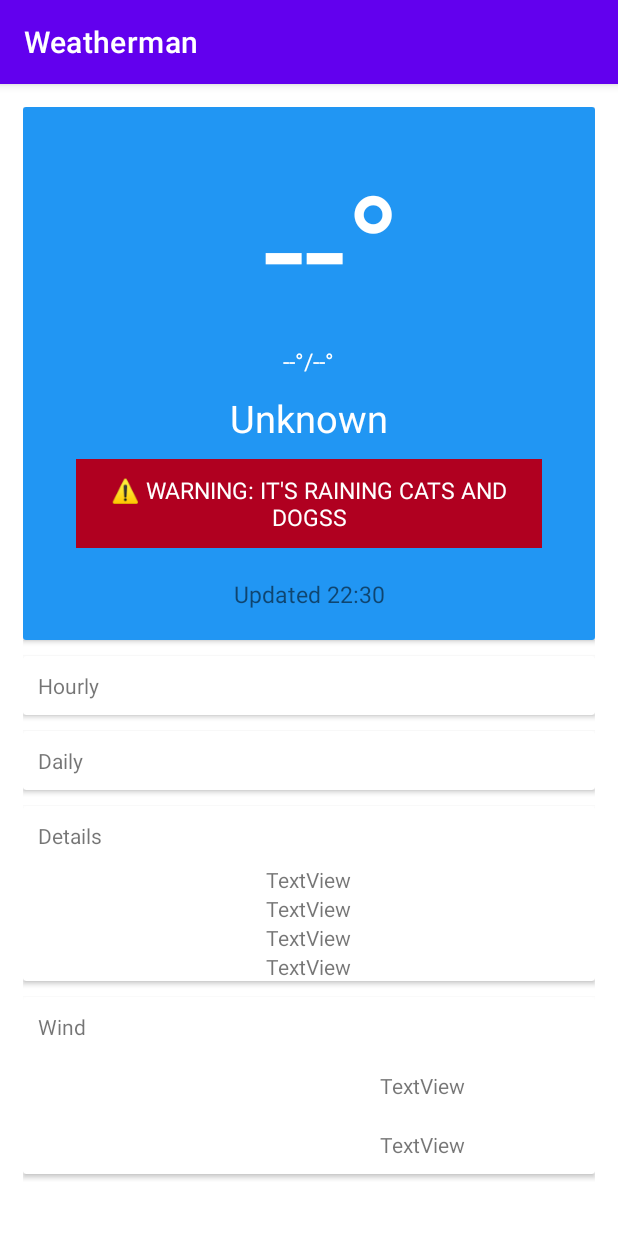
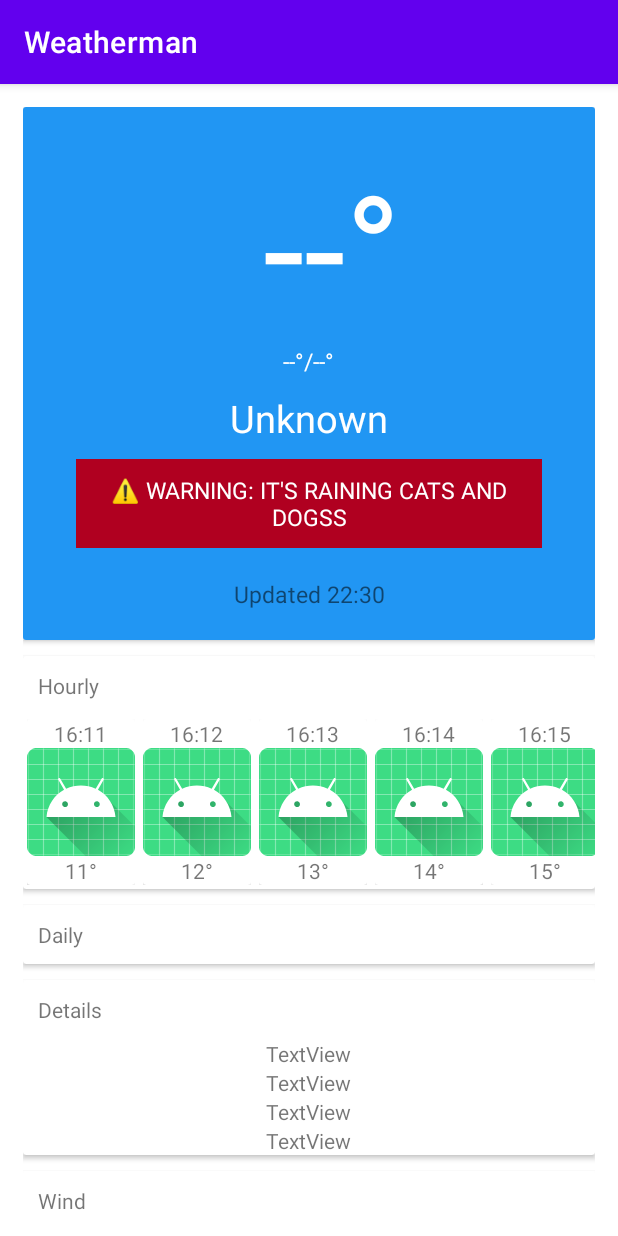
Before and after one commit to tunalad/weatherman, an Android app: the screen it shows after launch (MainActivity), on a phone screen of 412 x 824 dp. Run offline under Robolectric (Android 15) with nearby library versions, the phone set to English and light mode, and no system bars.

Commit message:
Setup horizontal RecycleView adapter

```diff
--- a/app/src/main/java/com/example/weatherman/MainActivity.java
+++ b/app/src/main/java/com/example/weatherman/MainActivity.java
@@ -1,6 +1,8 @@
 package com.example.weatherman;
 
 import androidx.appcompat.app.AppCompatActivity;
+import androidx.recyclerview.widget.LinearLayoutManager;
+import androidx.recyclerview.widget.RecyclerView;
 import androidx.swiperefreshlayout.widget.SwipeRefreshLayout;
 
 import android.os.Bundle;
@@ -10,11 +12,27 @@ public class MainActivity extends AppCompatActivity {
 
     SwipeRefreshLayout swipeRefreshLayout;
 
+    String wttr_hourly_temp[], wttr_hourly_time[];
+
+    RecyclerView rcv_hourly;
+
     @Override
     protected void onCreate(Bundle savedInstanceState) {
         super.onCreate(savedInstanceState);
         setContentView(R.layout.activity_main);
 
+        rcv_hourly = findViewById(R.id.rcv_hourly);
+
+        wttr_hourly_temp = getResources().getStringArray(R.array.wttr_hourly_temp);
+        wttr_hourly_time = getResources().getStringArray(R.array.wttr_hourly_time);
+
+        WeatherItem wttr_hourly = new WeatherItem(this, wttr_hourly_time, wttr_hourly_temp);
+
+        rcv_hourly.setAdapter(wttr_hourly);
+        rcv_hourly.setLayoutManager(new LinearLayoutManager(this, LinearLayoutManager.HORIZONTAL, false));
+
+
+        /* SWIPE REFRESH */
         swipeRefreshLayout = findViewById(R.id.swipeRefreshLayout);
         swipeRefreshLayout.setOnRefreshListener(new SwipeRefreshLayout.OnRefreshListener() {
             @Override
--- /dev/null
+++ b/app/src/main/java/com/example/weatherman/WeatherItem.java
@@ -0,0 +1,52 @@
+package com.example.weatherman;
+
+import android.content.Context;
+import android.view.LayoutInflater;
+import android.view.View;
+import android.view.ViewGroup;
+import android.widget.TextView;
+
+import androidx.annotation.NonNull;
+import androidx.recyclerview.widget.RecyclerView;
+
+public class WeatherItem extends RecyclerView.Adapter<WeatherItem.ViewHolder> {
+
+    Context c;
+    String data_time[];
+    String data_temp[];
+
+    public WeatherItem(Context context, String wttr_time[], String wttr_temp[]){
+        c = context;
+        data_time = wttr_time;
+        data_temp = wttr_temp;
+    }
+
+    @NonNull
+    @Override
+    public ViewHolder onCreateViewHolder(@NonNull ViewGroup parent, int viewType) {
+        LayoutInflater inflater = LayoutInflater.from(c);
+        View view = inflater.inflate(R.layout.rcv_wttr_item, parent, false);
+        return new ViewHolder(view);
+    }
+
+    @Override
+    public void onBindViewHolder(@NonNull ViewHolder holder, int position) {
+        holder.txt_wttr_time.setText(data_time[position]);
+        holder.txt_wttr_temp.setText(data_temp[position]);
+    }
+
+    @Override
+    public int getItemCount() {
+        return data_temp.length;
+    }
+
+    public class ViewHolder extends RecyclerView.ViewHolder{
+        TextView txt_wttr_time, txt_wttr_temp;
+
+        public ViewHolder(@NonNull View itemView) {
+            super(itemView);
+            txt_wttr_temp = itemView.findViewById(R.id.txt_wttr_temp);
+            txt_wttr_time = itemView.findViewById(R.id.txt_wttr_time);
+        }
+    }
+}
--- a/app/src/main/res/layout/activity_main.xml
+++ b/app/src/main/res/layout/activity_main.xml
@@ -262,14 +262,12 @@
                 <RelativeLayout
                     android:layout_width="match_parent"
                     android:layout_height="match_parent">
-
                     <TextView
                         android:id="@+id/txt_wind"
                         android:layout_width="wrap_content"
                         android:layout_height="wrap_content"
                         android:padding="10sp"
                         android:text="Wind" />
-
                     <LinearLayout
                         android:layout_width="match_parent"
                         android:layout_height="match_parent"
@@ -299,16 +297,15 @@
                                 android:id="@+id/txt_direction"
                                 android:layout_width="wrap_content"
                                 android:layout_height="wrap_content"
-                                android:padding="10sp"
+                                android:padding="5sp"
                                 android:text="TextView"
                                 android:visibility="visible" />
-
                             <TextView
                                 android:id="@+id/txt_speed"
                                 android:layout_width="wrap_content"
                                 android:layout_height="wrap_content"
-                                android:padding="10sp"
                                 android:layout_below="@id/txt_direction"
+                                android:padding="5sp"
                                 android:text="TextView" />
                         </RelativeLayout>
                     </LinearLayout>
--- /dev/null
+++ b/app/src/main/res/layout/rcv_wttr_item.xml
@@ -0,0 +1,39 @@
+<?xml version="1.0" encoding="utf-8"?>
+<RelativeLayout xmlns:android="http://schemas.android.com/apk/res/android"
+    xmlns:app="http://schemas.android.com/apk/res-auto"
+    android:layout_width="wrap_content"
+    android:layout_height="wrap_content"
+    android:padding="2.5sp">
+
+    <androidx.cardview.widget.CardView
+        android:layout_width="wrap_content"
+        android:layout_height="wrap_content">
+
+        <RelativeLayout
+            android:layout_width="wrap_content"
+            android:layout_height="match_parent">
+
+            <TextView
+                android:id="@+id/txt_wttr_time"
+                android:layout_width="wrap_content"
+                android:layout_height="wrap_content"
+                android:layout_centerHorizontal="true"
+                android:text="xx:xx" />
+
+            <TextView
+                android:id="@+id/txt_wttr_temp"
+                android:layout_width="wrap_content"
+                android:layout_height="wrap_content"
+                android:layout_below="@id/icon_wttr"
+                android:layout_centerHorizontal="true"
+                android:text="--°" />
+
+            <ImageView
+                android:id="@+id/icon_wttr"
+                android:layout_width="wrap_content"
+                android:layout_height="wrap_content"
+                android:layout_below="@id/txt_wttr_time"
+                app:srcCompat="@mipmap/ic_launcher_round" />
+        </RelativeLayout>
+    </androidx.cardview.widget.CardView>
+</RelativeLayout>
--- a/app/src/main/res/values/strings.xml
+++ b/app/src/main/res/values/strings.xml
@@ -1,3 +1,33 @@
 <resources>
     <string name="app_name">Weatherman</string>
+
+    <string-array name="wttr_hourly_temp">
+        <item>11°</item>
+        <item>12°</item>
+        <item>13°</item>
+        <item>14°</item>
+        <item>15°</item>
+        <item>16°</item>
+        <item>17°</item>
+        <item>18°</item>
+        <item>19°</item>
+        <item>20°</item>
+        <item>21°</item>
+        <item>22°</item>
+    </string-array>
+
+    <string-array name="wttr_hourly_time">
+        <item>16:11</item>
+        <item>16:12</item>
+        <item>16:13</item>
+        <item>16:14</item>
+        <item>16:15</item>
+        <item>16:16</item>
+        <item>16:17</item>
+        <item>16:18</item>
+        <item>16:19</item>
+        <item>16:20</item>
+        <item>16:21</item>
+        <item>16:22</item>
+    </string-array>
 </resources>
```
